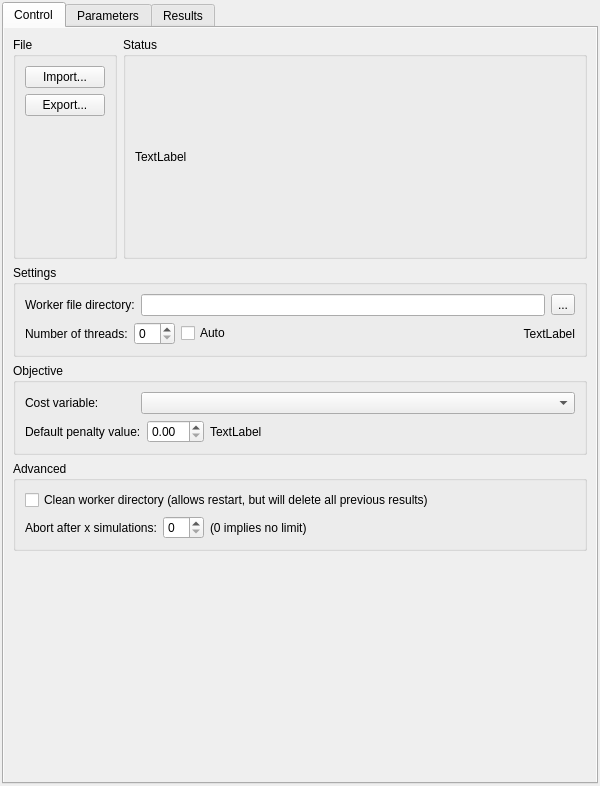
DTOcean/dtocean-app, file designer/shared/advancedposition.ui: the form before one commit.
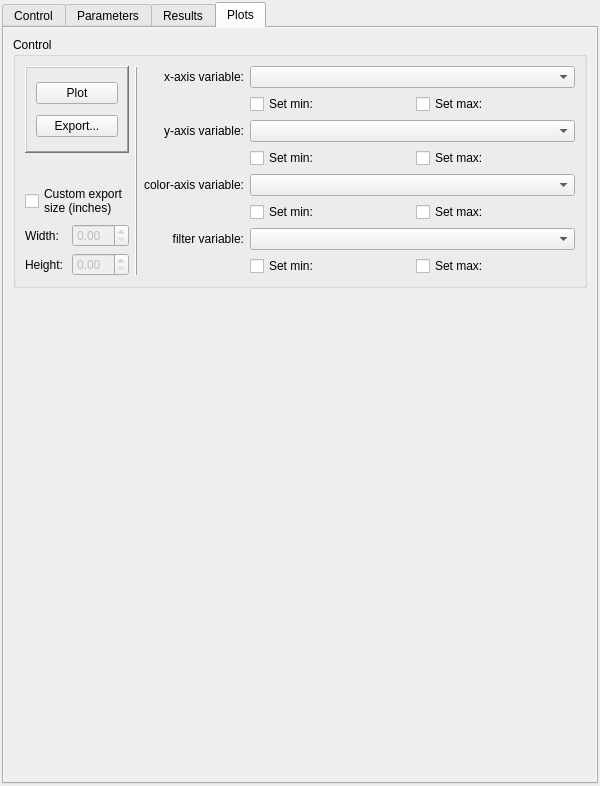
The form after the commit. The open tabs and pages were chosen to show the change.

Commit message: Add Plots as a separate tab and add filter options

Patch:
```diff
--- a/designer/shared/advancedposition.ui
+++ b/designer/shared/advancedposition.ui
@@ -396,40 +396,7 @@
       <attribute name="title">
        <string>Results</string>
       </attribute>
-      <layout class="QVBoxLayout" name="verticalLayout_13">
-       <property name="spacing">
-        <number>0</number>
-       </property>
-       <property name="margin">
-        <number>0</number>
-       </property>
-       <item>
-        <widget class="QScrollArea" name="scrollArea">
-         <property name="autoFillBackground">
-          <bool>false</bool>
-         </property>
-         <property name="styleSheet">
-          <string notr="true"/>
-         </property>
-         <property name="frameShape">
-          <enum>QFrame::NoFrame</enum>
-         </property>
-         <property name="horizontalScrollBarPolicy">
-          <enum>Qt::ScrollBarAlwaysOff</enum>
-         </property>
-         <property name="widgetResizable">
-          <bool>true</bool>
-         </property>
-         <widget class="QWidget" name="scrollAreaWidgetContents">
-          <property name="geometry">
-           <rect>
-            <x>0</x>
-            <y>0</y>
-            <width>590</width>
-            <height>756</height>
-           </rect>
-          </property>
-          <layout class="QVBoxLayout" name="verticalLayout_12">
+      <layout class="QVBoxLayout" name="verticalLayout_11">
            <item>
             <widget class="QGroupBox" name="inspectBox">
              <property name="sizePolicy">
@@ -666,16 +633,29 @@
              </layout>
             </widget>
            </item>
-           <item>
-            <widget class="QGroupBox" name="plotBox">
-             <property name="title">
+      </layout>
+     </widget>
+     <widget class="QWidget" name="tab_4_plots">
+      <property name="autoFillBackground">
+       <bool>true</bool>
+      </property>
+      <attribute name="title">
               <string>Plots</string>
-             </property>
-             <layout class="QVBoxLayout" name="verticalLayout_11">
+      </attribute>
+      <layout class="QVBoxLayout" name="verticalLayout_15" stretch="0,1">
+       <item>
+        <widget class="QGroupBox" name="plotControlBox">
+         <property name="title">
+          <string>Control</string>
+         </property>
+         <layout class="QVBoxLayout" name="verticalLayout_13">
               <item>
                <layout class="QHBoxLayout" name="horizontalLayout_11">
                 <item>
-                 <layout class="QVBoxLayout" name="verticalLayout_14">
+             <layout class="QVBoxLayout" name="verticalLayout_12">
+              <property name="sizeConstraint">
+               <enum>QLayout::SetDefaultConstraint</enum>
+              </property>
                   <item>
                    <widget class="QFrame" name="frame">
                     <property name="frameShape">
@@ -705,6 +685,22 @@
                     </layout>
                    </widget>
                   </item>
+              <item>
+               <spacer name="verticalSpacer_4">
+                <property name="orientation">
+                 <enum>Qt::Vertical</enum>
+                </property>
+                <property name="sizeType">
+                 <enum>QSizePolicy::Maximum</enum>
+                </property>
+                <property name="sizeHint" stdset="0">
+                 <size>
+                  <width>20</width>
+                  <height>25</height>
+                 </size>
+                </property>
+               </spacer>
+              </item>
                   <item>
                    <widget class="QCheckBox" name="customSizeBox">
                     <property name="layoutDirection">
@@ -752,6 +748,18 @@
                 </item>
                 <item>
                  <widget class="Line" name="line">
+              <property name="sizePolicy">
+               <sizepolicy hsizetype="Fixed" vsizetype="Preferred">
+                <horstretch>0</horstretch>
+                <verstretch>0</verstretch>
+               </sizepolicy>
+              </property>
+              <property name="minimumSize">
+               <size>
+                <width>0</width>
+                <height>0</height>
+               </size>
+              </property>
                   <property name="frameShadow">
                    <enum>QFrame::Raised</enum>
                   </property>
@@ -762,6 +770,33 @@
                 </item>
                 <item>
                  <layout class="QGridLayout" name="gridLayout">
+              <property name="sizeConstraint">
+               <enum>QLayout::SetDefaultConstraint</enum>
+              </property>
+              <item row="7" column="1">
+               <layout class="QHBoxLayout" name="horizontalLayout_22">
+                <item>
+                 <widget class="QCheckBox" name="filterVarMinBox">
+                  <property name="text">
+                   <string>Set min:</string>
+                  </property>
+                 </widget>
+                </item>
+                <item>
+                 <layout class="QHBoxLayout" name="filterVarMinLayout"/>
+                </item>
+                <item>
+                 <widget class="QCheckBox" name="filterVarMaxBox">
+                  <property name="text">
+                   <string>Set max:</string>
+                  </property>
+                 </widget>
+                </item>
+                <item>
+                 <layout class="QHBoxLayout" name="filterVarMaxLayout"/>
+                </item>
+               </layout>
+              </item>
                   <item row="0" column="0">
                    <widget class="QLabel" name="xAxisLabel">
                     <property name="sizePolicy">
@@ -957,44 +992,68 @@
                     </item>
                    </layout>
                   </item>
-                 </layout>
-                </item>
-               </layout>
-              </item>
-              <item>
-               <widget class="Line" name="line_3">
-                <property name="frameShadow">
-                 <enum>QFrame::Raised</enum>
+              <item row="6" column="0">
+               <widget class="QLabel" name="filterVarLabel">
+                <property name="sizePolicy">
+                 <sizepolicy hsizetype="Preferred" vsizetype="Preferred">
+                  <horstretch>0</horstretch>
+                  <verstretch>0</verstretch>
+                 </sizepolicy>
                 </property>
-                <property name="orientation">
-                 <enum>Qt::Horizontal</enum>
-                </property>
-               </widget>
-              </item>
-              <item>
-               <layout class="QVBoxLayout" name="plotLayout"/>
-              </item>
-             </layout>
-            </widget>
-           </item>
-           <item>
-            <spacer name="verticalSpacer_3">
-             <property name="orientation">
-              <enum>Qt::Vertical</enum>
-             </property>
-             <property name="sizeType">
-              <enum>QSizePolicy::Expanding</enum>
-             </property>
-             <property name="sizeHint" stdset="0">
+                <property name="minimumSize">
               <size>
-               <width>20</width>
-               <height>319</height>
-              </size>
-             </property>
-            </spacer>
-           </item>
-          </layout>
-         </widget>
+                  <width>0</width>
+                  <height>0</height>
+                 </size>
+                </property>
+                <property name="text">
+                 <string>filter variable:</string>
+                </property>
+                <property name="alignment">
+                 <set>Qt::AlignRight|Qt::AlignTrailing|Qt::AlignVCenter</set>
+                </property>
+               </widget>
+              </item>
+              <item row="6" column="1">
+               <widget class="QComboBox" name="filterVarBox">
+                <property name="sizePolicy">
+                 <sizepolicy hsizetype="Expanding" vsizetype="Fixed">
+                  <horstretch>0</horstretch>
+                  <verstretch>0</verstretch>
+                 </sizepolicy>
+                </property>
+               </widget>
+              </item>
+             </layout>
+            </item>
+           </layout>
+          </item>
+         </layout>
+        </widget>
+       </item>
+       <item>
+        <widget class="QFrame" name="frame_2">
+         <property name="frameShape">
+          <enum>QFrame::NoFrame</enum>
+         </property>
+         <property name="frameShadow">
+          <enum>QFrame::Raised</enum>
+         </property>
+         <layout class="QVBoxLayout" name="verticalLayout_14">
+          <property name="spacing">
+           <number>0</number>
+          </property>
+          <property name="margin">
+           <number>0</number>
+          </property>
+          <item>
+           <layout class="QVBoxLayout" name="plotLayout">
+            <property name="margin">
+             <number>6</number>
+            </property>
+           </layout>
+          </item>
+         </layout>
         </widget>
        </item>
       </layout>
```
Left out of the diff: 48 changed lines with no effect on the pictures. Lines whose indentation alone changed are shown as unchanged. The commit also changes 1 other file.
